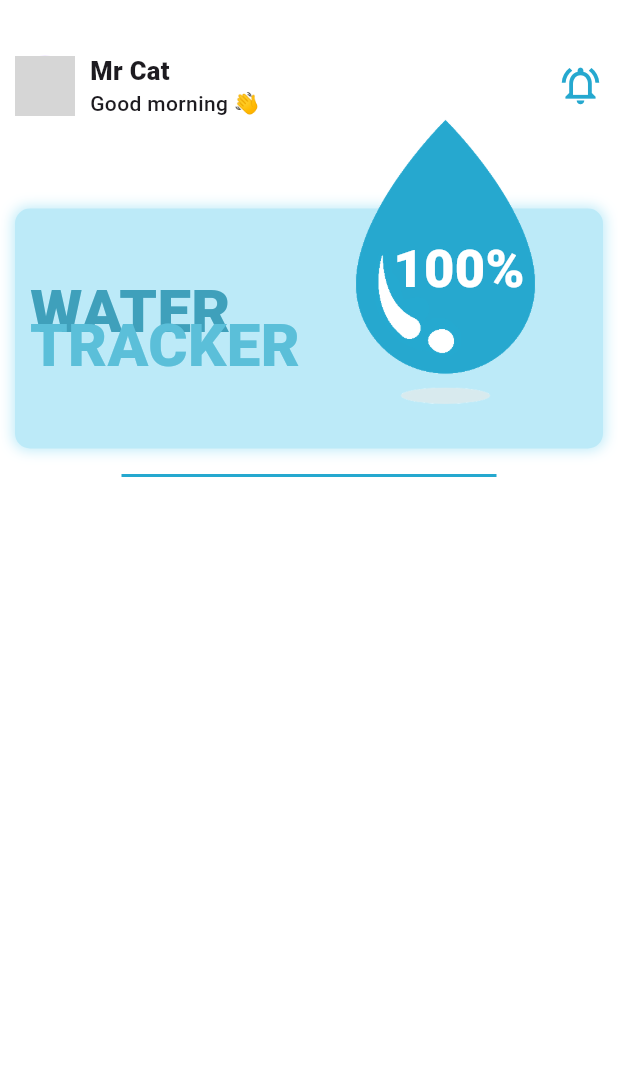
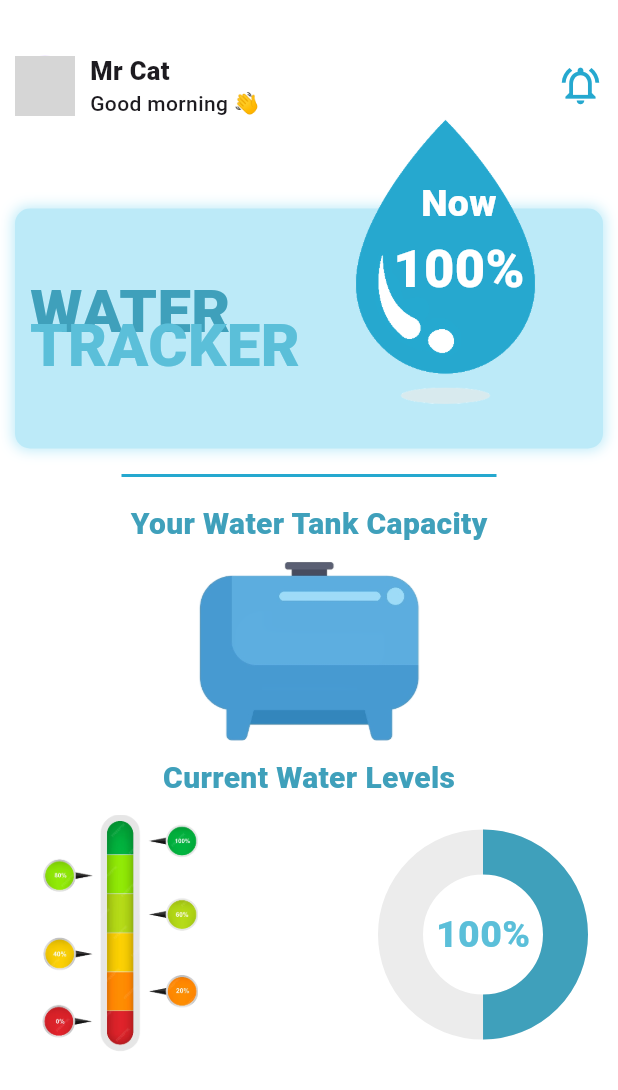
Before and after one commit to Mdarafath07/Water-Tracker, a Flutter app: the screen it shows after launch, on a phone screen of 412 x 824 dp. Shown: the top 1090 px of the screen. Run offline on Flutter 3.47's test engine with Material 3 defaults, Android fonts, the phone set to English and light mode, and no system bars; network calls fail; grey boxes are pictures that could not be loaded.

Commit message:
lvl done

```diff
--- a/lib/waterTracker.dart
+++ b/lib/waterTracker.dart
@@ -131,12 +131,23 @@ class _WatertrackerState extends State<Watertracker> {
                           Positioned(
                             bottom: 65,
                             left: 60,
+                            child: Column(
+                              children: [
+                                Text("Now",style: TextStyle(
+                                  fontSize: 25,
+                                  fontWeight: FontWeight.w900,
+                                  color: Colors.white,
 
-                            child: Text("100%",style: TextStyle(
-                              fontSize: 35,
-                              fontWeight: FontWeight.w900,
-                              color: Colors.white,
-                            ),),
+                                ),),
+                                Text("100%",style: TextStyle(
+                                  fontSize: 35,
+                                  fontWeight: FontWeight.w900,
+                                  color: Colors.white,
+                                ),),
+                              ],
+                            ),
+
+
                           )
                       ]
 
@@ -204,7 +215,77 @@ class _WatertrackerState extends State<Watertracker> {
 
               color:Color(0xff25A8CF),
             ),
+          ),
+          SizedBox(height: 10,),
+          Column(
+            children: [
+              Text("Your Water Tank Capacity", style: TextStyle(
+                fontWeight: FontWeight.w900,
+                fontSize: 20,
+                color: Color(0xff3FA0BB),
+
+              ),),
+              SizedBox(height: 10,),
+              Container(
+                height: 120,
+
+                child: Image.asset("asset/watertank.png")
+              )
+
+            ],
+          ),
+          Column(
+            children: [
+              SizedBox(height: 10,),
+              Text("Current Water Levels", style: TextStyle(
+                fontWeight: FontWeight.w900,
+                fontSize: 20,
+                color: Color(0xff3FA0BB),
+
+              ),),
+              SizedBox(height: 10,),
+              Padding(
+                padding: EdgeInsets.only(right: 35),
+                child: Row(
+                  mainAxisAlignment: MainAxisAlignment.spaceBetween,
+                  children: [
+                    Container(
+                      height: 160,
+                      width: 160,
+                        child:
+                        Image.asset("asset/indicator.png"),
+                    ),
+                    Stack(
+                      alignment: Alignment.center,
+                      children: [
+                    Container(
+
+                      height: 110,
+                      width: 110,
+                      child: CircularProgressIndicator(
+                      backgroundColor: Colors.grey.withOpacity(0.2),
+                        color: Color(0xff3FA0BB),
+                         strokeWidth: 30,
+                        value: 0.50,
+                      ),
+                    ),
+                        Text("100%",style: TextStyle(
+                          fontSize: 25,
+                          fontWeight: FontWeight.w900,
+                          color: Color(0xff5BBFD9),
+                        ),)
+                    ]
+
+                    )
+
+
+                  ],
+                ),
+              )
+
+            ],
           )
+
 
 
         ],
```
Also changed, not shown: asset/indicator.png (added), asset/watertank.png (added).
